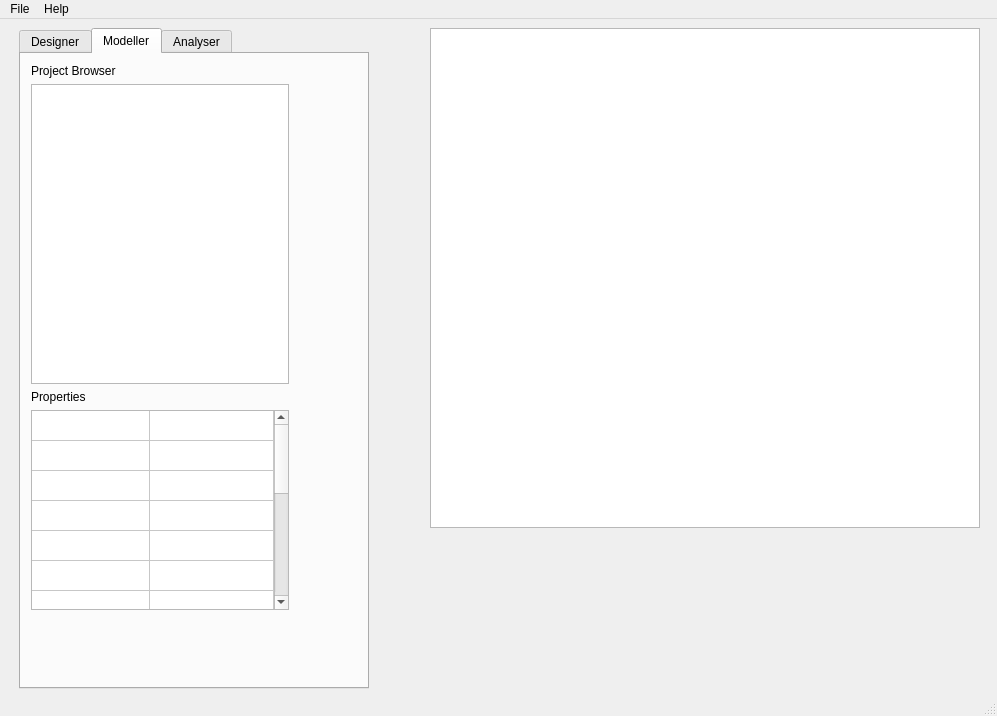
Before: the Qt Designer form valveworkbench.ui in Lizardboy2390/ValveWorkbench, drawn with Qt 5.
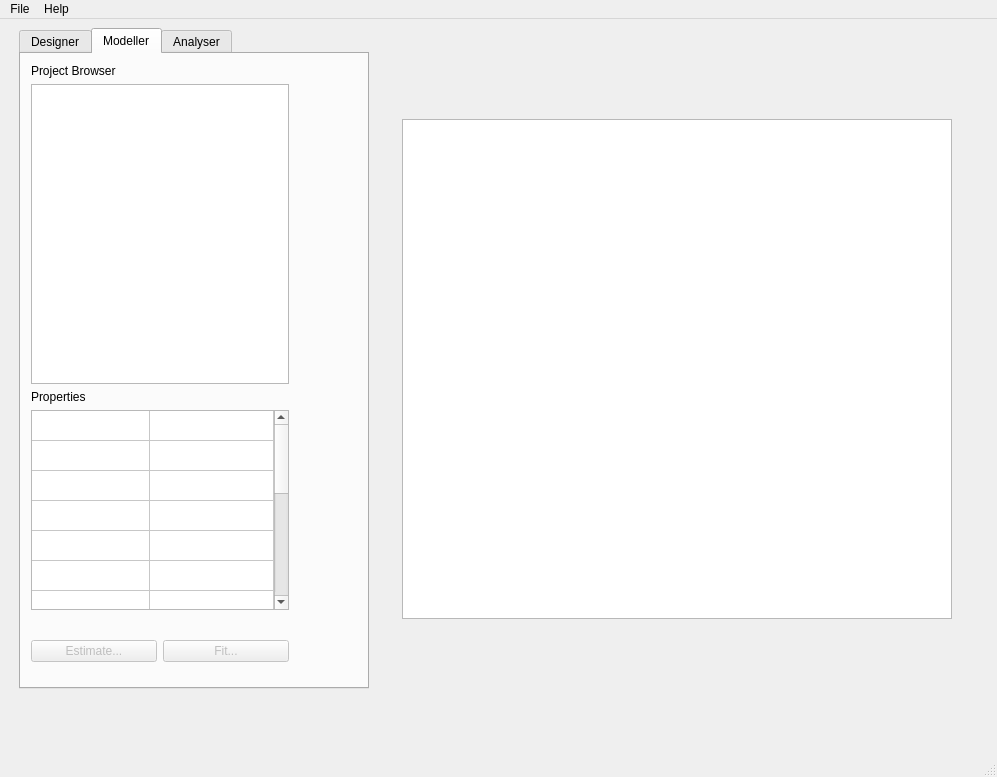
After: the same form once the commit is applied. The open tabs and pages were chosen to show the change.

Patch:
```diff
--- a/valveworkbench.ui
+++ b/valveworkbench.ui
@@ -7,7 +7,7 @@
     <x>0</x>
     <y>0</y>
     <width>997</width>
-    <height>716</height>
+    <height>777</height>
    </rect>
   </property>
   <property name="windowTitle">
@@ -529,6 +529,30 @@
             </property>
            </spacer>
           </item>
+          <item>
+           <layout class="QHBoxLayout" name="horizontalLayout_3">
+            <item>
+             <widget class="QPushButton" name="estimateButton">
+              <property name="enabled">
+               <bool>false</bool>
+              </property>
+              <property name="text">
+               <string>Estimate...</string>
+              </property>
+             </widget>
+            </item>
+            <item>
+             <widget class="QPushButton" name="fitButton">
+              <property name="enabled">
+               <bool>false</bool>
+              </property>
+              <property name="text">
+               <string>Fit...</string>
+              </property>
+             </widget>
+            </item>
+           </layout>
+          </item>
          </layout>
         </widget>
        </widget>
@@ -1500,6 +1524,26 @@
      </item>
      <item>
       <layout class="QVBoxLayout" name="verticalLayout_2">
+       <item>
+        <spacer name="verticalSpacer_4">
+         <property name="orientation">
+          <enum>Qt::Vertical</enum>
+         </property>
+         <property name="sizeHint" stdset="0">
+          <size>
+           <width>20</width>
+           <height>40</height>
+          </size>
+         </property>
+        </spacer>
+       </item>
+       <item>
+        <widget class="QLabel" name="plotTitle">
+         <property name="text">
+          <string/>
+         </property>
+        </widget>
+       </item>
        <item>
         <widget class="QGraphicsView" name="graphicsView">
          <property name="sizePolicy">
@@ -1537,6 +1581,19 @@
        </item>
       </layout>
      </item>
+     <item>
+      <spacer name="horizontalSpacer_2">
+       <property name="orientation">
+        <enum>Qt::Horizontal</enum>
+       </property>
+       <property name="sizeHint" stdset="0">
+        <size>
+         <width>40</width>
+         <height>20</height>
+        </size>
+       </property>
+      </spacer>
+     </item>
     </layout>
    </widget>
   </widget>
```
Left out of the diff: 32 changed lines with no effect on the pictures.
